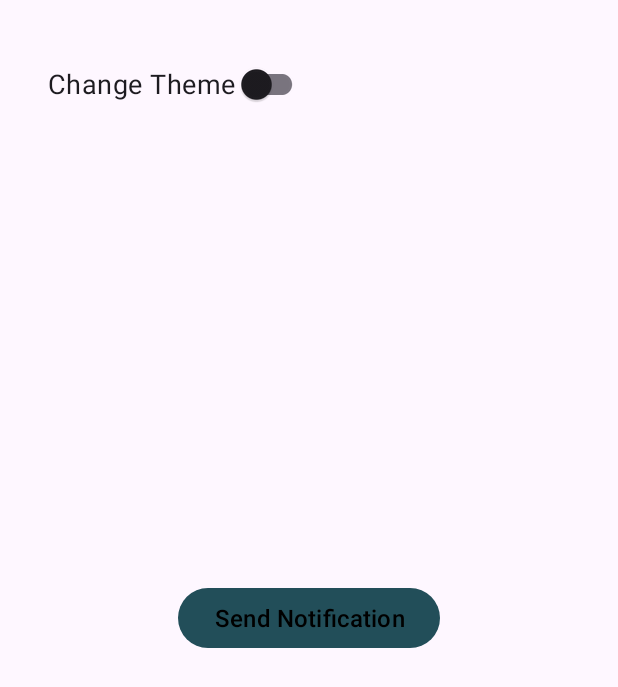
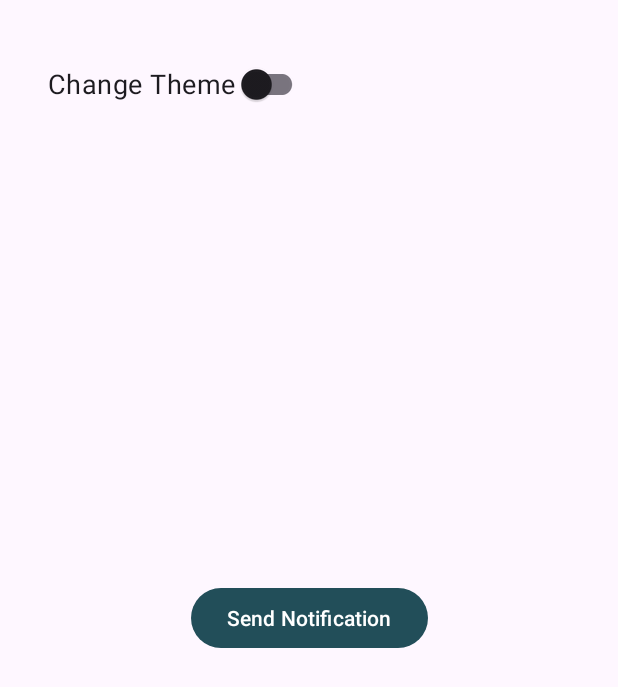
Before and after one commit to GG-3-0-Mobile-Engineering/ME14-DisasterApp-GG3MEGP0542-BataraRajaDamanik, an Android app: the fragment SettingFragment shown on its own in the app's theme, on a phone screen of 412 x 824 dp. Shown: the top 687 px of the screen. Run offline under Robolectric (Android 15) with nearby library versions, the phone set to English and light mode, and no system bars; 2 statements that could not run were skipped.

Commit message:
chore: Minor Adjustment style

```diff
--- a/app/src/main/java/com/batara/gigihproject/map/MapsFragment.kt
+++ b/app/src/main/java/com/batara/gigihproject/map/MapsFragment.kt
@@ -95,10 +95,6 @@ class MapsFragment : Fragment(), RecyclerViewClickListener {
         standardBottomSheetBehavior.peekHeight = 400
         standardBottomSheetBehavior.state = BottomSheetBehavior.STATE_COLLAPSED
         standardBottomSheetBehavior.isHideable = false
-
-        binding.btExpand.setOnClickListener {
-            standardBottomSheetBehavior.state = BottomSheetBehavior.STATE_COLLAPSED
-        }
     }
 
     private fun initSearchView(locationDisasterAdapter : FilterLocationDisasterAdapter) {
--- a/app/src/main/res/layout/activity_main.xml
+++ b/app/src/main/res/layout/activity_main.xml
@@ -7,7 +7,7 @@
 
     </data>
 
-    <androidx.constraintlayout.widget.ConstraintLayout
+    <FrameLayout
         android:id="@+id/frameContainer"
         android:layout_width="match_parent"
         android:layout_height="match_parent"
--- a/app/src/main/res/layout/item_list_disaster.xml
+++ b/app/src/main/res/layout/item_list_disaster.xml
@@ -35,7 +35,6 @@
             android:layout_width="0dp"
             android:layout_height="wrap_content"
             tools:text="Text"
-            style="@style/Text.title"
             app:layout_constraintStart_toEndOf="@id/cvPicture"
             app:layout_constraintEnd_toEndOf="parent"
             app:layout_constraintTop_toTopOf="@id/cvPicture"
@@ -47,7 +46,6 @@
             android:layout_width="0dp"
             android:layout_height="wrap_content"
             tools:text="Disaster Type"
-            style="@style/Text.SubContent"
             app:layout_constraintStart_toStartOf="@id/tvText"
             app:layout_constraintEnd_toEndOf="@id/tvText"
             app:layout_constraintTop_toBottomOf="@id/tvText"
--- a/app/src/main/res/values-night/themes.xml
+++ b/app/src/main/res/values-night/themes.xml
@@ -1,6 +1,6 @@
 <resources xmlns:tools="http://schemas.android.com/tools">
     <!-- Base application theme. -->
-    <style name="Base.Theme.GIGIHProject" parent="Theme.Material3.DayNight.NoActionBar">
+    <style name="AppTheme" parent="Theme.Material3.DayNight.NoActionBar">
         <item name="colorPrimary">@color/black</item>
         <item name="colorPrimaryVariant">@color/white_teal</item>
         <item name="colorOnPrimary">@color/black</item>
@@ -9,35 +9,7 @@
         <item name="colorSecondaryVariant">@color/teal_200</item>
         <item name="colorOnSecondary">@color/black</item>
         <!-- Status bar color. -->
-        <item name="android:statusBarColor" tools:targetApi="l">?attr/colorPrimaryVariant</item>
-    </style>
+        <item name="android:statusBarColor" >?attr/colorPrimaryVariant</item>
 
-    <style name="Text">
-        <item name="android:layout_width">wrap_content</item>
-        <item name="android:layout_height">wrap_content</item>
-        <item name="android:textColor">@color/white</item>
-    </style>
-
-    <style name="Text.title" >
-        <item name="android:textSize">16sp</item>
-    </style>
-
-    <style name="Text.content">
-        <item name="android:textSize">14sp</item>
-    </style>
-
-    <style name="Text.SubContent">
-        <item name="android:textSize">12sp</item>
-    </style>
-
-
-    <style name="Text2">
-        <item name="android:layout_width">wrap_content</item>
-        <item name="android:layout_height">wrap_content</item>
-        <item name="android:textColor">@color/black</item>
-    </style>
-
-    <style name="Text2.title" >
-        <item name="android:textSize">16sp</item>
     </style>
 </resources>
--- a/app/src/main/res/values/themes.xml
+++ b/app/src/main/res/values/themes.xml
@@ -1,7 +1,7 @@
 <resources xmlns:tools="http://schemas.android.com/tools">
     <!-- Base application theme. -->
-    <style name="Base.Theme.GIGIHProject" parent="Theme.Material3.DayNight.NoActionBar">
-        <!-- Primary brand color. -->
+    <style name="AppTheme" parent="Theme.Material3.DayNight.NoActionBar">
+    <!-- Primary brand color. -->
         <item name="colorPrimary">@color/dark_green</item>
         <item name="colorPrimaryVariant">@color/darken_green</item>
         <item name="colorOnPrimary">@color/white</item>
@@ -12,23 +12,4 @@
         <!-- Status bar color. -->
         <item name="android:statusBarColor" tools:targetApi="l">?attr/colorPrimaryVariant</item>
     </style>
-
-    <style name="Theme.GIGIHProject" parent="Base.Theme.GIGIHProject" />
-    <style name="Text">
-        <item name="android:layout_width">wrap_content</item>
-        <item name="android:layout_height">wrap_content</item>
-        <item name="android:textColor">@color/black</item>
-    </style>
-
-    <style name="Text.title" >
-        <item name="android:textSize">16sp</item>
-    </style>
-
-    <style name="Text.content">
-        <item name="android:textSize">14sp</item>
-    </style>
-
-    <style name="Text.SubContent">
-        <item name="android:textSize">12sp</item>
-    </style>
 </resources>
```
Also changed, not shown: app/src/main/AndroidManifest.xml (+5 -3 lines), app/src/main/java/com/batara/gigihproject/core/ui/FilterLocationDisasterAdapter.kt (+14 -7 lines), app/src/main/res/layout/fragment_maps.xml (+62 -70 lines), app/src/main/res/menu/menu.xml (+2 -14 lines), app/src/main/java/com/batara/gigihproject/core/domain/model/FilterLocation.kt (line endings or trailing spaces).
